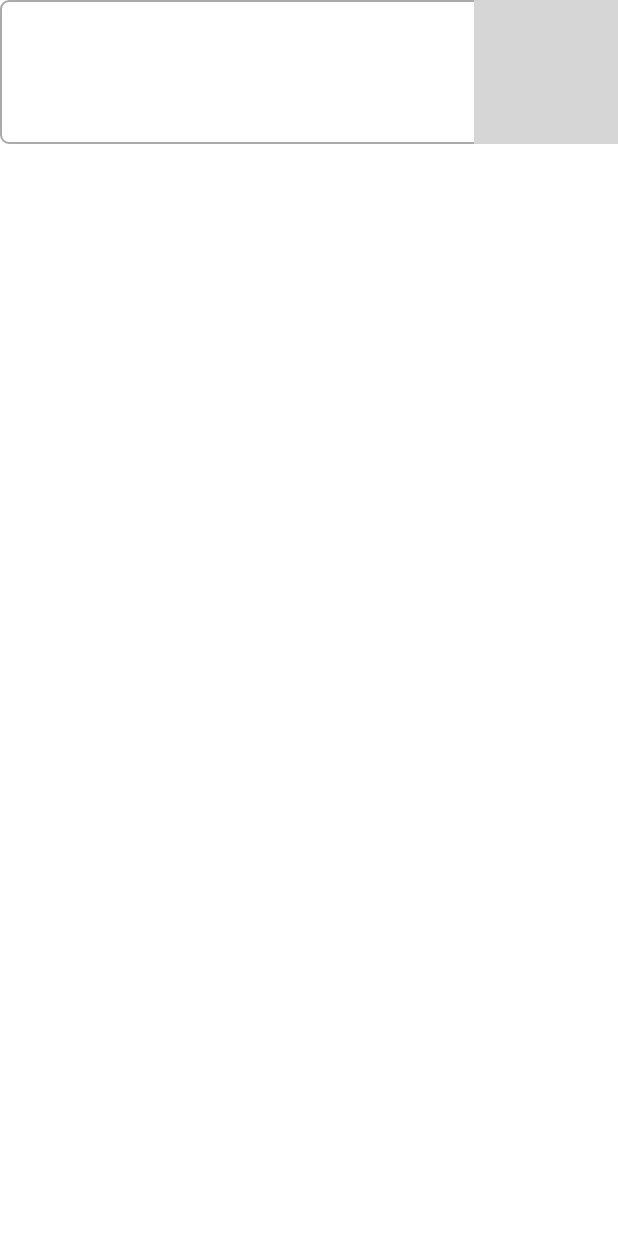
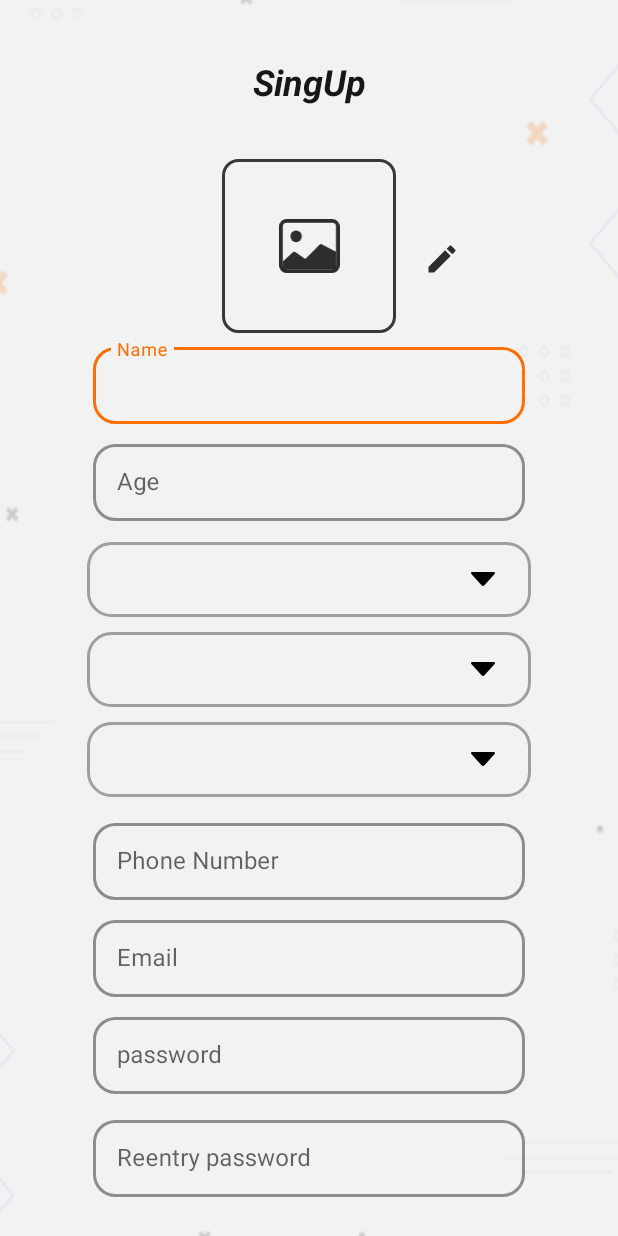
Before and after one commit to saedAlHanash/eat_together, an Android app: the screen it shows after launch (MainActivity before the commit, SignUp after it), on a phone screen of 412 x 824 dp. Run offline under Robolectric (Android 15) with nearby library versions, the phone set to English and light mode, and no system bars; our stand-ins replace ButterKnife; Roboto replaces fonts that are not available here; grey boxes are pictures that could not be loaded.

Commit message:
before sleeping 8/10 11:45

```diff
--- a/app/src/main/AndroidManifest.xml
+++ b/app/src/main/AndroidManifest.xml
@@ -13,17 +13,17 @@
         android:theme="@style/Theme.EatTogether" >
         <activity android:name=".SignUp"
             android:windowSoftInputMode="stateVisible|adjustPan">
+            <intent-filter>
+                <action android:name="android.intent.action.MAIN" />
 
+                <category android:name="android.intent.category.LAUNCHER" />
+            </intent-filter>
         </activity>
         <activity android:name=".SplashScreen" >
 
         </activity>
         <activity android:name=".MainActivity" >
-            <intent-filter>
-                <action android:name="android.intent.action.MAIN" />
 
-                <category android:name="android.intent.category.LAUNCHER" />
-            </intent-filter>
         </activity>
 
         <meta-data
--- a/app/src/main/res/drawable/backgroung_spinner.xml
+++ b/app/src/main/res/drawable/backgroung_spinner.xml
@@ -1,11 +1,7 @@
 <?xml version="1.0" encoding="utf-8"?>
 <shape xmlns:android="http://schemas.android.com/apk/res/android">
-<!--    <solid android:color="#F2F2F2"/>
+    <solid android:color="#F2F2F2"/>
     <corners android:radius="15dp" />
-    <stroke android:color="#9F9F9F"  android:width="2dp"/>-->
-    <solid android:color="@android:color/transparent" />
-    <corners android:radius="5dp" />
-    <stroke
-        android:width="1dp"
-        android:color="@android:color/darker_gray" />
+    <stroke android:color="#9F9F9F"  android:width="2dp"/>
+    <padding android:left="10dp"/>
 </shape>
--- a/app/src/main/res/layout/activity_main.xml
+++ b/app/src/main/res/layout/activity_main.xml
@@ -6,32 +6,18 @@
     android:layout_height="match_parent"
     tools:context=".MainActivity">
 
-    <RelativeLayout
-        android:layout_width="wrap_content"
-        android:layout_height="wrap_content"
-        android:layout_marginRight="3dp"
-        android:layout_weight=".28"
+    <Spinner
+        android:id="@+id/city"
+        android:layout_width="0dp"
+        android:layout_height="50dp"
+        android:layout_marginStart="32dp"
+        android:layout_marginTop="168dp"
+        android:layout_marginEnd="32dp"
         android:background="@drawable/backgroung_spinner"
-        android:orientation="horizontal">
-
-        <Spinner
-            android:id="@+id/spinner1"
-            android:layout_width="match_parent"
-            android:layout_height="wrap_content"
-            android:layout_centerVertical="true"
-            android:layout_gravity="center"
-            android:background="@android:color/transparent"
-            android:gravity="center"
-            android:layout_marginLeft="5dp"
-            android:spinnerMode="dropdown" />
-
-        <ImageView
-            android:layout_width="wrap_content"
-            android:layout_height="wrap_content"
-            android:layout_alignParentRight="true"
-            android:layout_centerVertical="true"
-            android:layout_gravity="center"
-            android:src="@mipmap/ic_launcher_foreground" />
-
-    </RelativeLayout>
+        android:entries="@array/travelreasons"
+        android:popupBackground="@drawable/backgroung_spinner"
+        app:layout_constraintEnd_toEndOf="parent"
+        app:layout_constraintHorizontal_bias="1.0"
+        app:layout_constraintStart_toStartOf="parent"
+        app:layout_constraintTop_toTopOf="parent" />
 </androidx.constraintlayout.widget.ConstraintLayout>
--- a/app/src/main/res/layout/activity_sign_up.xml
+++ b/app/src/main/res/layout/activity_sign_up.xml
@@ -359,7 +359,9 @@
                 android:layout_height="50dp"
                 android:layout_marginTop="10dp"
                 android:background="@drawable/backgroung_spinner"
+                android:entries="@array/travelreasons"
                 android:paddingStart="10dp"
+                android:popupBackground="@drawable/backgroung_spinner"
                 app:layout_constraintEnd_toEndOf="@+id/box_age"
                 app:layout_constraintStart_toStartOf="@+id/box_age"
                 app:layout_constraintTop_toBottomOf="@+id/box_age" />
@@ -370,7 +372,9 @@
                 android:layout_height="50dp"
                 android:layout_marginTop="10dp"
                 android:background="@drawable/backgroung_spinner"
+                android:entries="@array/travelreasons"
                 android:paddingStart="10dp"
+                android:popupBackground="@drawable/backgroung_spinner"
                 app:layout_constraintEnd_toEndOf="@+id/gender"
                 app:layout_constraintStart_toStartOf="@+id/gender"
                 app:layout_constraintTop_toBottomOf="@+id/gender" />
@@ -392,7 +396,9 @@
                 android:layout_height="50dp"
                 android:layout_marginTop="10dp"
                 android:background="@drawable/backgroung_spinner"
+                android:entries="@array/travelreasons"
                 android:paddingStart="10dp"
+                android:popupBackground="@drawable/backgroung_spinner"
                 app:layout_constraintEnd_toEndOf="@+id/country"
                 app:layout_constraintStart_toStartOf="@+id/country"
                 app:layout_constraintTop_toBottomOf="@+id/country" />
```
